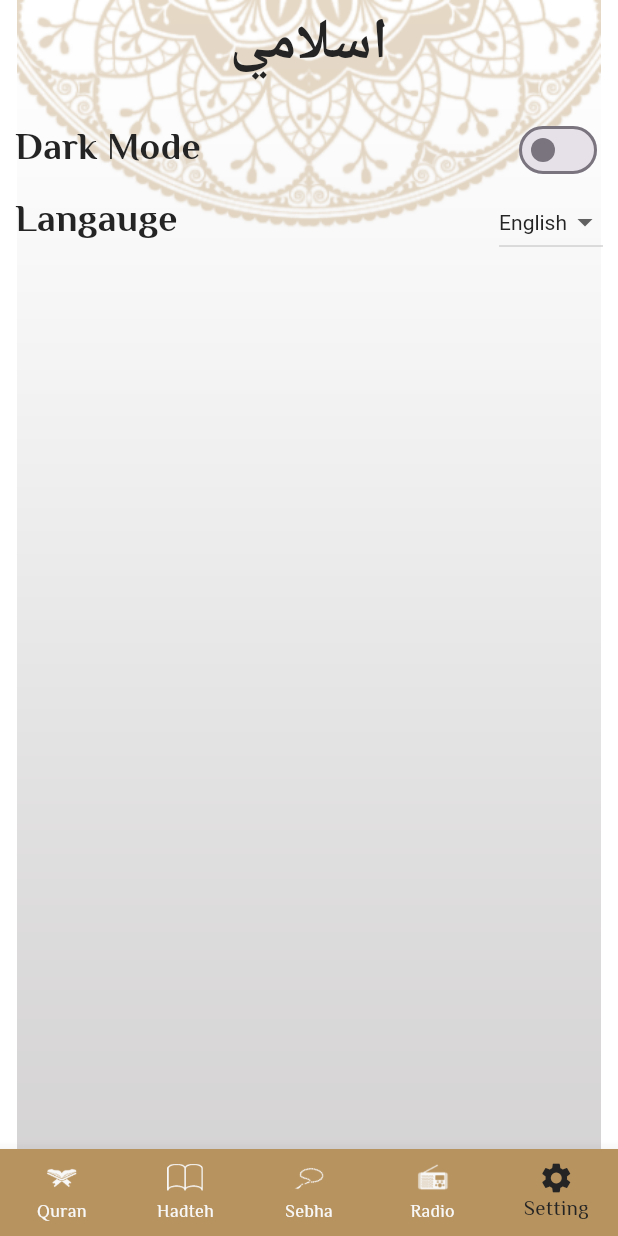
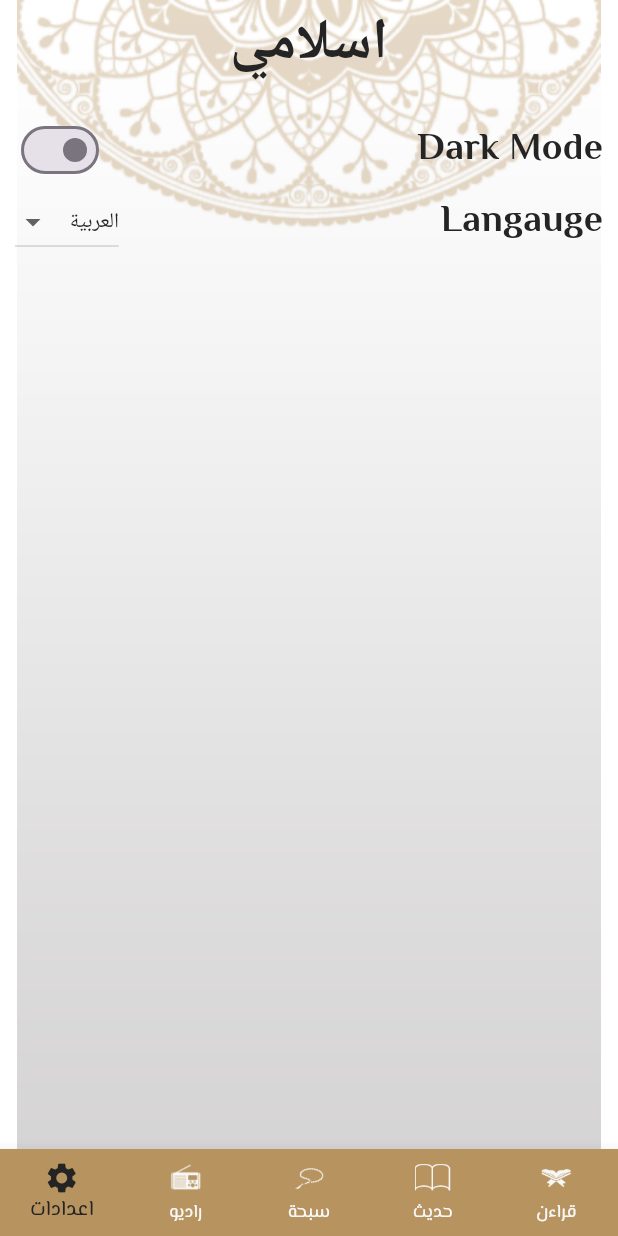
Before and after one commit to EgyDev28/IslamicApp, a Flutter app: the screen it shows after launch, item 5 of the bottom bar chosen, on a phone screen of 412 x 824 dp. Run offline on Flutter 3.47's test engine with Material 3 defaults, Android fonts, the phone set to English and light mode, and no system bars; our stand-ins replace google_fonts; missing offline and left inert: dart:ffi; generated files the repository leaves out were written again.

Commit message:
Finish Language Setting

```diff
--- /dev/null
+++ b/l10n.yaml
@@ -0,0 +1,3 @@
+arb-dir: lib/l10n
+template-arb-file: app_en.arb
+output-localization-file: app_localizations.dart
--- a/lib/HomeScreen.dart
+++ b/lib/HomeScreen.dart
@@ -7,6 +7,7 @@ import 'package:islamicapp/tabs/hadethTap.dart';
 import 'package:islamicapp/tabs/radioTap.dart';
 import 'package:islamicapp/tabs/sebhaTab.dart';
 import 'package:provider/provider.dart';
+import 'package:flutter_gen/gen_l10n/app_localizations.dart';
 
 class quranScreen extends StatefulWidget {
   static const String routeName = '/quranScreen';
@@ -32,7 +33,7 @@ class _quranScreenState extends State<quranScreen> {
           image: DecorationImage(
               image: AssetImage('assets/images/${Provider.of<SettingProvider>(context).backgroundimage}.png'))),
       child: Scaffold(
-        appBar: AppBar(title: Text('اسلامي')),
+        appBar: AppBar(title: Text('${AppLocalizations.of(context)!.islami}')),
         body: tabs[currentIndex],
         bottomNavigationBar: BottomNavigationBar(
           currentIndex: currentIndex,
@@ -42,23 +43,23 @@ class _quranScreenState extends State<quranScreen> {
           },
           items: [
             BottomNavigationBarItem(
-              label: 'Quran',
+              label: '${AppLocalizations.of(context)!.quran}',
               icon: ImageIcon(AssetImage('assets/images/icon_quran.png')),
             ),
             BottomNavigationBarItem(
-              label: 'Hadteh',
+              label: '${AppLocalizations.of(context)!.hadeth}',
               icon: ImageIcon(AssetImage('assets/images/icon_hadeth.png')),
             ),
             BottomNavigationBarItem(
-              label: 'Sebha',
+              label: '${AppLocalizations.of(context)!.sebha}',
               icon: ImageIcon(AssetImage('assets/images/icon_sebha.png')),
             ),
             BottomNavigationBarItem(
-              label: 'Radio',
+              label: '${AppLocalizations.of(context)!.radio}',
               icon: ImageIcon(AssetImage('assets/images/icon_radio.png')),
             ),
             BottomNavigationBarItem(
-              label: 'Setting',
+              label: '${AppLocalizations.of(context)!.setting}',
               icon: Icon(Icons.settings),
             ),
           ],
--- a/lib/Setting/Setting.dart
+++ b/lib/Setting/Setting.dart
@@ -1,9 +1,10 @@
-import 'package:flutter/cupertino.dart';
+
 import 'package:flutter/material.dart';
 
 class SettingProvider with ChangeNotifier {
+
   ThemeMode themeMode = ThemeMode.light;
-  String languagecode = 'en';
+  String languagecode = 'ar';
 
   void changeTheme (ThemeMode selectedMode){
     themeMode = selectedMode;
--- /dev/null
+++ b/lib/l10n/app_ar.arb
@@ -0,0 +1,8 @@
+{
+ "islami" : "اسلامي",
+ "sebha" : "سبحة",
+ "quran" : "قراءن",
+ "hadeth" : "حديث",
+ "radio" : "راديو",
+ "setting" : "اعدادات"
+}
--- a/lib/main.dart
+++ b/lib/main.dart
@@ -5,6 +5,9 @@ import 'package:islamicapp/HomeScreen.dart';
 import 'package:islamicapp/Setting/Setting.dart';
 import 'package:islamicapp/Sura/SuraScreen.dart';
 import 'package:provider/provider.dart';
+import 'package:flutter_gen/gen_l10n/app_localizations.dart';
+
+
 
 void main() {
   runApp(
@@ -30,6 +33,10 @@ class MyApp extends StatelessWidget {
           quranScreen.routeName: (_) => quranScreen(),
           SuraScreen.routeName:(_) => SuraScreen(),
           HadethScreen.routeName:(_)=>HadethScreen(),
-        });
+        },
+      localizationsDelegates: AppLocalizations.localizationsDelegates,
+      supportedLocales: AppLocalizations.supportedLocales,
+      locale: Locale(settingProvider.languagecode),
+    );
   }
 }
--- a/lib/tabs/SettingTab.dart
+++ b/lib/tabs/SettingTab.dart
@@ -40,12 +40,17 @@ class _SettingTabState extends State<SettingTab> {
               Text('Langauge',
                   style: TextStyle(color:Provider.of<SettingProvider>(context).isDark ? AppTheme.gold:AppTheme.black,fontSize: 25, fontWeight: FontWeight.bold)),
               DropdownButton<Language>(
-                value: Languages.first,
+                value: Languages.firstWhere((language) =>
+                language.code == settingProvider.languagecode),
                 items: Languages.map((language) => DropdownMenuItem(
                       child: Text(language.name),
                       value: language,
                     )).toList(),
-                onChanged: (selectedLanguage) {},
+                onChanged: (selectedLanguage) {
+                  if (selectedLanguage != null) {
+                    settingProvider.changeLanguage(selectedLanguage.code);
+                  }
+                  },
                 borderRadius: BorderRadius.circular(20),
                 style: TextStyle(color:Provider.of<SettingProvider>(context).isDark ? AppTheme.gold:AppTheme.black),
                 dropdownColor: Provider.of<SettingProvider>(context).isDark ? AppTheme.darkPrimary:AppTheme.white,
--- a/pubspec.yaml
+++ b/pubspec.yaml
@@ -36,11 +36,15 @@ dependencies:
   cupertino_icons: ^1.0.2
   google_fonts: 6.1.0
   provider: ^6.1.2
+  shared_preferences: ^2.2.3
 
 dev_dependencies:
   flutter_test:
     sdk: flutter
   flutter_native_splash: ^2.3.7
+  flutter_localizations:
+    sdk: flutter
+  intl: any
 
   # The "flutter_lints" package below contains a set of recommended lints to
   # encourage good coding practices. The lint set provided by the package is
@@ -59,6 +63,7 @@ flutter:
   # included with your application, so that you can use the icons in
   # the material Icons class.
   uses-material-design: true
+  generate: true
 
   # To add assets to your application, add an assets section, like this:
   assets:
```
Also changed, not shown: lib/l10n/app_en.arb (added, +8 -0 lines), pubspec.lock, 1 other file.
